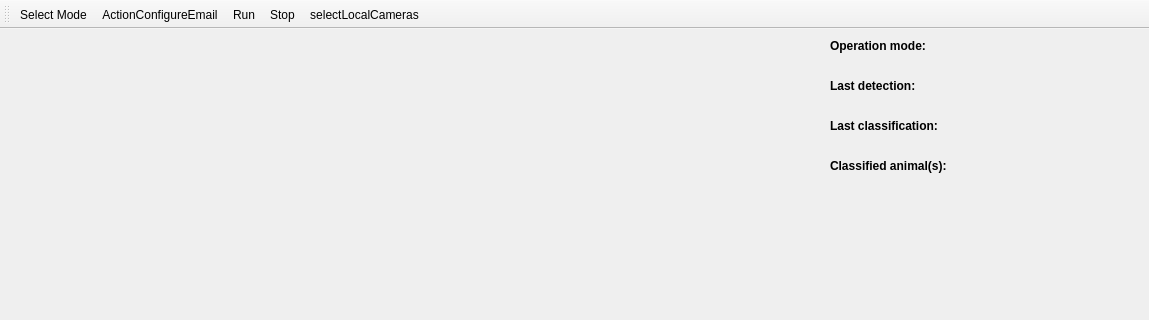
Above: src/ui/mainwindow.ui from stefanodellosa-personal/WADAS before the change; both pictures show x 0 to 1149 and y 0 to 320 of the 1149 by 815 pixel window. Below: the same form after it.
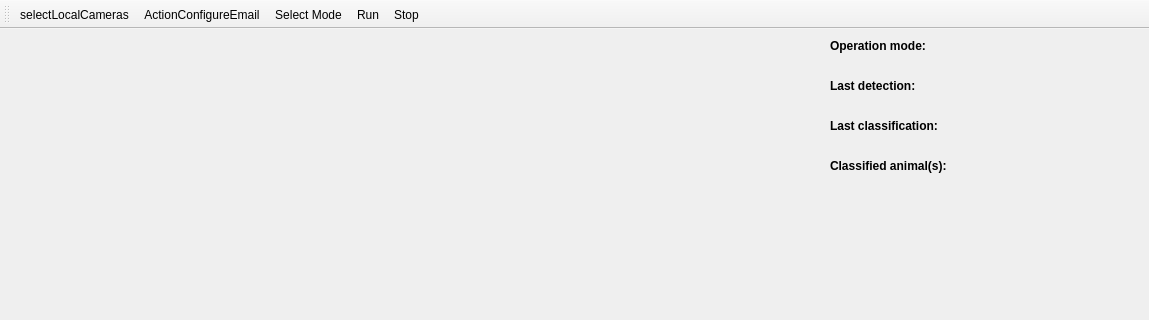
That is the form after the change. Icons and pictures are not drawn.

Patch:
```diff
--- a/src/ui/mainwindow.ui
+++ b/src/ui/mainwindow.ui
@@ -193,11 +193,11 @@
    <attribute name="toolBarBreak">
     <bool>false</bool>
    </attribute>
-   <addaction name="actionSelect_Mode"/>
+   <addaction name="actionSelectLocalCameras"/>
    <addaction name="actionActionConfigureEmail"/>
+   <addaction name="actionSelect_Mode"/>
    <addaction name="actionRun"/>
    <addaction name="actionStop"/>
-   <addaction name="actionSelectLocalCameras"/>
   </widget>
   <action name="actionSelect_Mode">
    <property name="icon">
```
